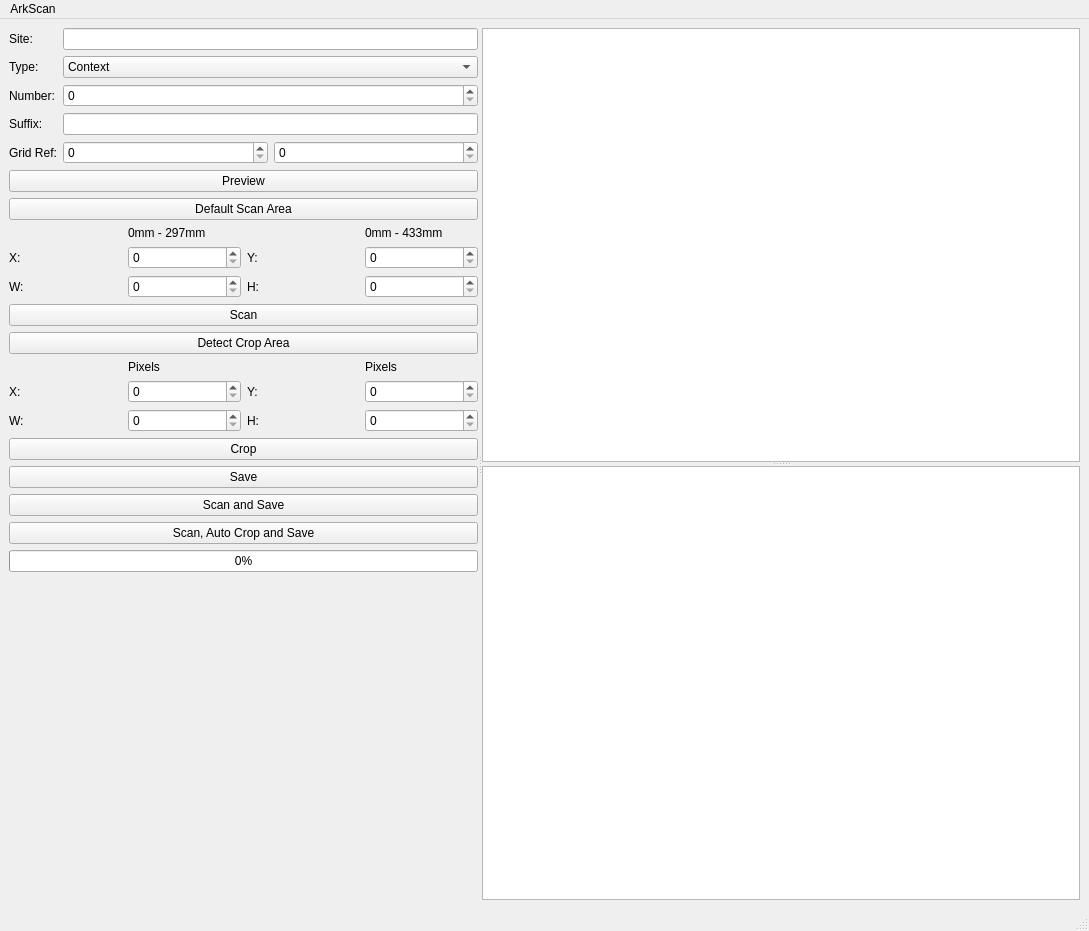
Qt form ArkScanMainWindow.ui (lparchaeology/ArkScan) before a commit.
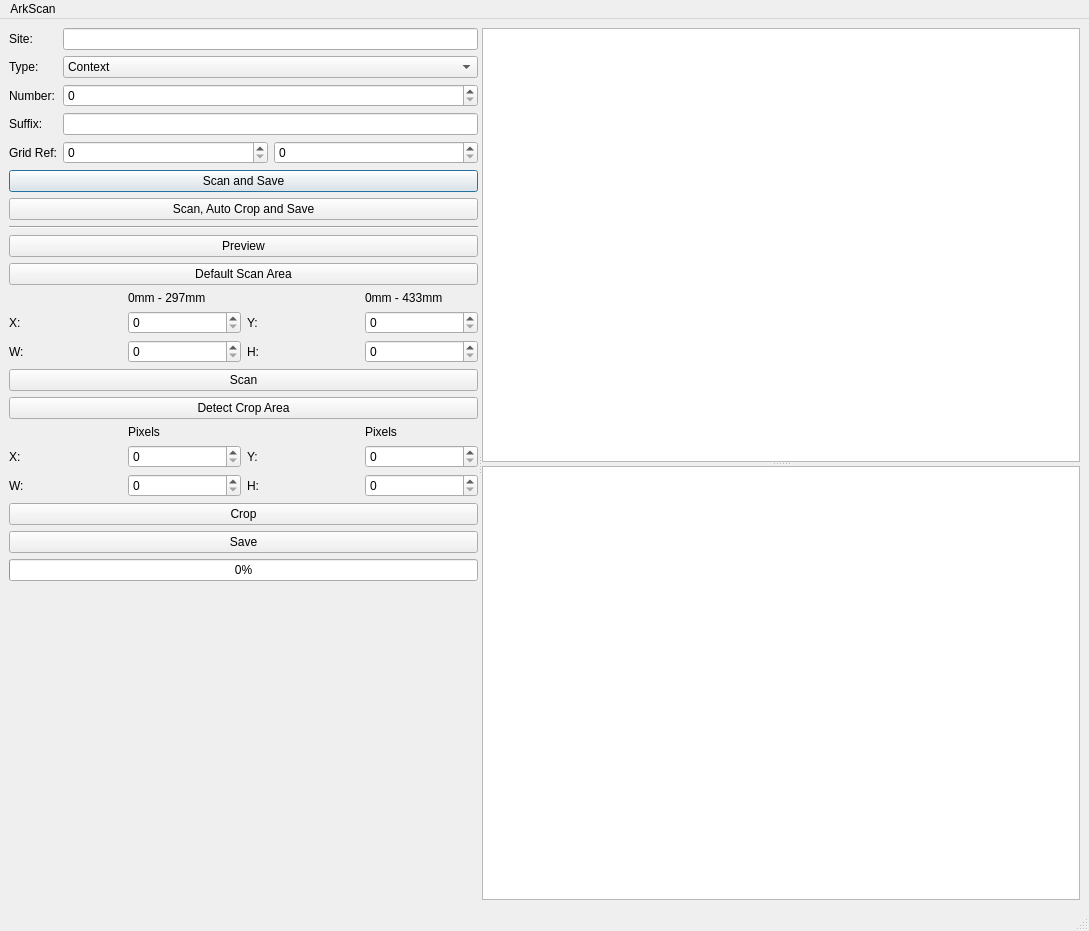
The same form after that commit.

Commit message: Various clean-ups

```diff
--- a/ArkScanMainWindow.ui
+++ b/ArkScanMainWindow.ui
@@ -20,7 +20,7 @@
       <property name="orientation">
        <enum>Qt::Horizontal</enum>
       </property>
-      <widget class="QWidget" name="">
+      <widget class="QWidget" name="layoutWidget">
        <layout class="QVBoxLayout" name="verticalLayout">
         <item>
          <layout class="QFormLayout" name="formLayout">
@@ -136,6 +136,30 @@
           </item>
          </layout>
         </item>
+        <item>
+         <widget class="QPushButton" name="m_scanSaveButton">
+          <property name="text">
+           <string>Scan and Save</string>
+          </property>
+          <property name="default">
+           <bool>true</bool>
+          </property>
+         </widget>
+        </item>
+        <item>
+         <widget class="QPushButton" name="m_allButton">
+          <property name="text">
+           <string>Scan, Auto Crop and Save</string>
+          </property>
+         </widget>
+        </item>
+        <item>
+         <widget class="Line" name="line">
+          <property name="orientation">
+           <enum>Qt::Horizontal</enum>
+          </property>
+         </widget>
+        </item>
         <item>
          <widget class="QPushButton" name="m_previewButton">
           <property name="text">
@@ -326,20 +350,6 @@
           </property>
          </widget>
         </item>
-        <item>
-         <widget class="QPushButton" name="m_scanSaveButton">
-          <property name="text">
-           <string>Scan and Save</string>
-          </property>
-         </widget>
-        </item>
-        <item>
-         <widget class="QPushButton" name="m_allButton">
-          <property name="text">
-           <string>Scan, Auto Crop and Save</string>
-          </property>
-         </widget>
-        </item>
         <item>
          <widget class="QProgressBar" name="m_progressBar">
           <property name="value">
```
Left out of the diff: 34 changed lines with no effect on the pictures. The commit also changes 2 other files.
